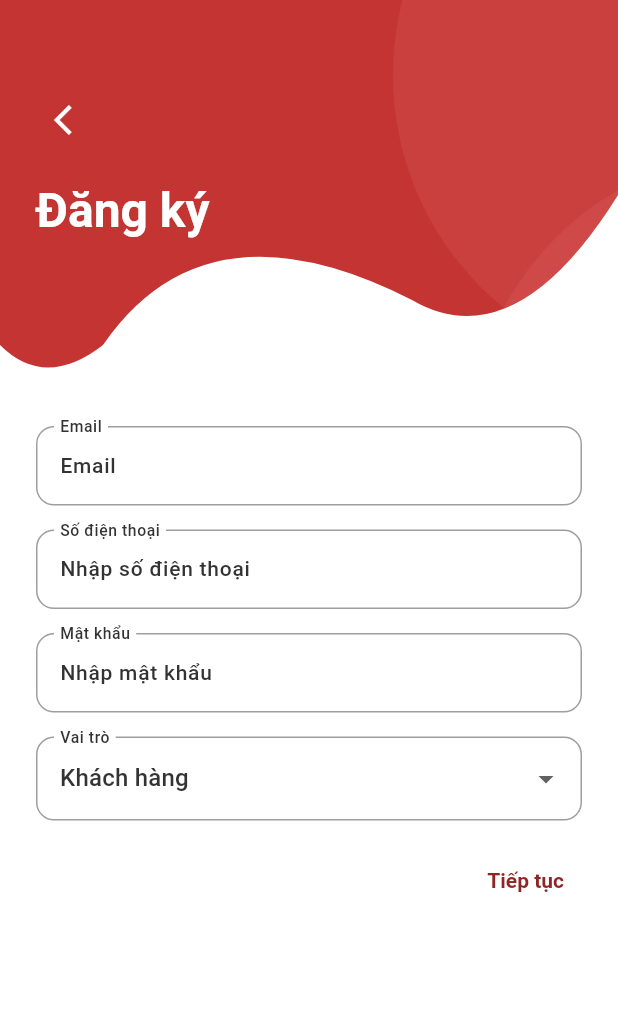
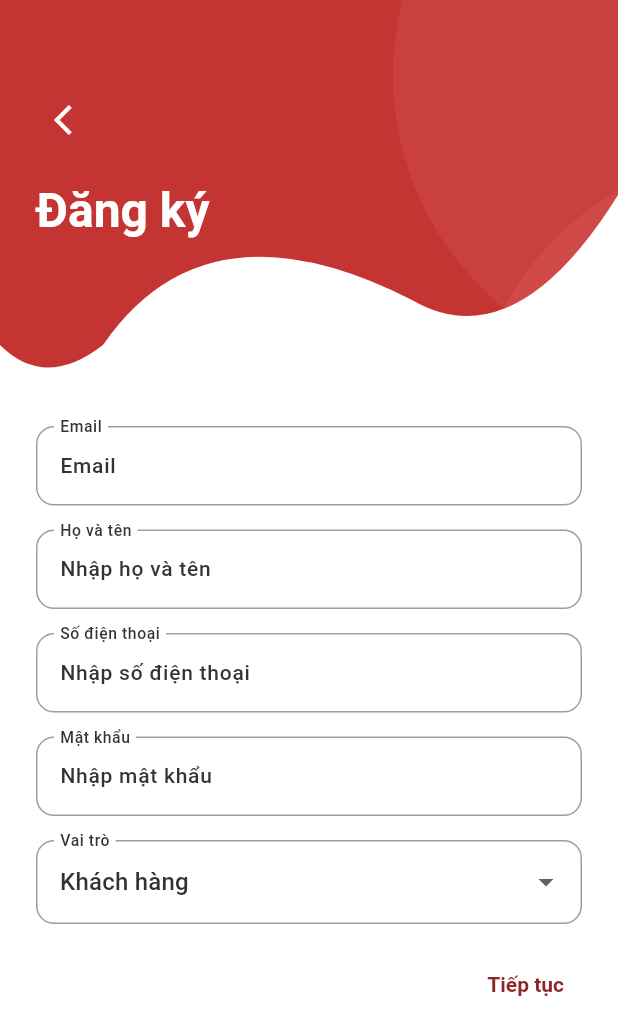
Before and after one commit to super-novey/h2d-food-delivery, a Flutter app: the RegisterScreen screen opened directly, after a tap on "Tiếp tục", on a phone screen of 412 x 824 dp. Shown: the top 1035 px of the screen. Run offline on Flutter 3.47's test engine with Material 3 defaults, Android fonts, the light colour scheme and no system bars; our stand-ins replace animated_background, connectivity_plus, flutter_map, flutter_rating_stars, flutter_slidable, geolocator and 6 more; network calls fail.

Commit message:
feat: register new user

```diff
--- a/lib/data/authentication/auth_repository.dart
+++ b/lib/data/authentication/auth_repository.dart
@@ -7,6 +7,7 @@ class AuthRepository extends GetxController {
   static AuthRepository get instance => Get.find();
 
   static const String _loginApi = "auth/login";
+  static const String _registerApi = "auth/register";
 
   // Future<Map<String, dynamic>> login(String email, String password) async {
   //   final data = {'email': email, 'password': password};
@@ -28,4 +29,15 @@ class AuthRepository extends GetxController {
       rethrow;
     }
   }
+
+  Future<UserModel> register(UserModel newUser) async {
+    final data = newUser.toJson();
+    try {
+      final res = await HttpHelper.post(_registerApi, data);
+      final newUser = UserModel.fromJson(res["data"]["user"]);
+      return newUser;
+    } on Exception catch (_) {
+      rethrow;
+    }
+  }
 }
--- a/lib/features/authentication/controllers/register_controller.dart
+++ b/lib/features/authentication/controllers/register_controller.dart
@@ -0,0 +1,41 @@
+import 'package:flutter/material.dart';
+import 'package:food_delivery_h2d/data/authentication/auth_repository.dart';
+import 'package:food_delivery_h2d/features/authentication/models/User.dart';
+import 'package:get/get.dart';
+
+class RegisterController extends GetxController {
+  static RegisterController get instance => Get.find();
+
+  //final AuthRepository _authRepository = Get.put(AuthRepository());
+
+  // TextEdit Controllers
+  final emailController = TextEditingController();
+  final nameController = TextEditingController();
+  final phoneNumbController = TextEditingController();
+  final passwordController = TextEditingController();
+  final roleController = "customer".obs;
+
+  void register() async {
+    final newUser = getUserFromForm();
+    // newUser.printInfo();
+    try {
+      final res = await AuthRepository.instance.register(newUser);
+      res.printInfo();
+    } catch (error) {
+      print("ERRO ${error.toString()}");
+    } finally {}
+  }
+
+  UserModel getUserFromForm() {
+    return UserModel(
+        id: "",
+        name: nameController.text,
+        email: emailController.text,
+        password: passwordController.text,
+        status: false,
+        role: roleController.value,
+        phone: phoneNumbController.text,
+        createdAt: DateTime.now(),
+        updatedAt: DateTime.now());
+  }
+}
--- a/lib/features/authentication/models/LoginResponse.dart
+++ b/lib/features/authentication/models/LoginResponse.dart
@@ -1,7 +1,7 @@
 import 'package:food_delivery_h2d/features/authentication/models/User.dart';
 
 class LoginResponse {
-  final User user;
+  final UserModel user;
   final String token;
 
   LoginResponse({
@@ -11,7 +11,7 @@ class LoginResponse {
 
   factory LoginResponse.fromJson(Map<String, dynamic> json) {
     return LoginResponse(
-      user: User.fromJson(json['user']),
+      user: UserModel.fromJson(json['user']),
       token: json['token'],
     );
   }
--- a/lib/features/authentication/models/User.dart
+++ b/lib/features/authentication/models/User.dart
@@ -1,32 +1,33 @@
-class User {
+import 'package:food_delivery_h2d/utils/constants/enums.dart';
+
+class UserModel {
   final String id;
   final String name;
   final String email;
-  final String hashedPassword;
+  final String password;
   final bool status;
   final String role;
   final String phone;
   final DateTime createdAt;
   final DateTime updatedAt;
 
-  User({
-    required this.id,
+  UserModel(
+      {required this.id,
       required this.name,
       required this.email,
-    required this.hashedPassword,
+      required this.password,
       required this.status,
       required this.role,
       required this.phone,
       required this.createdAt,
-    required this.updatedAt,
-  });
+      required this.updatedAt});
 
-  factory User.fromJson(Map<String, dynamic> json) {
-    return User(
+  factory UserModel.fromJson(Map<String, dynamic> json) {
+    return UserModel(
       id: json['_id'],
       name: json['name'],
       email: json['email'],
-      hashedPassword: json['hashedPassword'],
+      password: json['password'],
       status: json['status'],
       role: json['role'],
       phone: json['phone'],
@@ -41,7 +42,7 @@ class User {
       '_id': id,
       'name': name,
       'email': email,
-      'hashedPassword': hashedPassword,
+      'password': password,
       'status': status,
       'role': role,
       'phone': phone,
--- a/lib/features/authentication/views/register/register_screen.dart
+++ b/lib/features/authentication/views/register/register_screen.dart
@@ -2,6 +2,7 @@ import 'package:flutter/foundation.dart';
 import 'package:flutter/material.dart';
 import 'package:flutter/widgets.dart';
 import 'package:food_delivery_h2d/common/widgets/appbar/appbar.dart';
+import 'package:food_delivery_h2d/features/authentication/controllers/register_controller.dart';
 import 'package:food_delivery_h2d/features/authentication/views/login/login_screen.dart';
 import 'package:food_delivery_h2d/features/authentication/views/login/widgets/login_header.dart';
 import 'package:food_delivery_h2d/utils/constants/sizes.dart';
@@ -12,6 +13,7 @@ class RegisterScreen extends StatelessWidget {
 
   @override
   Widget build(BuildContext context) {
+    final RegisterController controller = RegisterController();
     return Scaffold(
       body: SingleChildScrollView(
         child: Column(
@@ -52,6 +54,7 @@ class RegisterScreen extends StatelessWidget {
                     child: Column(
                   children: [
                     TextFormField(
+                      controller: controller.emailController,
                       decoration: const InputDecoration(
                           labelText: "Email", hintText: "Email"),
                     ),
@@ -59,6 +62,15 @@ class RegisterScreen extends StatelessWidget {
                       height: MySizes.spaceBtwInputFields,
                     ),
                     TextFormField(
+                      controller: controller.nameController,
+                      decoration: const InputDecoration(
+                          labelText: "Họ và tên", hintText: "Nhập họ và tên"),
+                    ),
+                    const SizedBox(
+                      height: MySizes.spaceBtwInputFields,
+                    ),
+                    TextFormField(
+                      controller: controller.phoneNumbController,
                       decoration: const InputDecoration(
                           labelText: "Số điện thoại",
                           hintText: "Nhập số điện thoại"),
@@ -67,6 +79,7 @@ class RegisterScreen extends StatelessWidget {
                       height: MySizes.spaceBtwInputFields,
                     ),
                     TextFormField(
+                      controller: controller.passwordController,
                       decoration: const InputDecoration(
                           labelText: "Mật khẩu", hintText: "Nhập mật khẩu"),
                     ),
@@ -75,7 +88,7 @@ class RegisterScreen extends StatelessWidget {
                     ),
                     DropdownButtonFormField(
                         decoration: const InputDecoration(labelText: "Vai trò"),
-                        value: "customer",
+                        value: controller.roleController.value,
                         items: const [
                           DropdownMenuItem(
                               value: "customer", child: Text("Khách hàng")),
@@ -84,7 +97,9 @@ class RegisterScreen extends StatelessWidget {
                           DropdownMenuItem(
                               value: "driver", child: Text("Tài xế")),
                         ],
-                        onChanged: (value) {})
+                        onChanged: (value) {
+                          controller.roleController.value = value.toString();
+                        })
                   ],
                 )),
                 const SizedBox(
@@ -94,7 +109,7 @@ class RegisterScreen extends StatelessWidget {
                   alignment: Alignment.centerRight,
                   child: TextButton(
                     child: const Text("Tiếp tục"),
-                    onPressed: () {},
+                    onPressed: controller.register,
                   ),
                 )
               ]),
--- /dev/null
+++ b/lib/utils/constants/enums.dart
@@ -0,0 +1 @@
+enum UserStatus {active, inactive}
--- a/lib/utils/http/http_client.dart
+++ b/lib/utils/http/http_client.dart
@@ -43,10 +43,10 @@ class HttpHelper {
   }
 
   static Map<String, dynamic> _handleResponse(http.Response response) {
-    if (response.statusCode == 200) {
+    if (response.statusCode == 200 || response.statusCode == 201) {
       return json.decode(response.body);
     } else {
-      throw Exception('Load dữ liệu thất bại: ${response.statusCode}');
+      throw Exception('${response.body}');
     }
   }
 }
```
Lines whose indentation alone changed are shown as unchanged.
